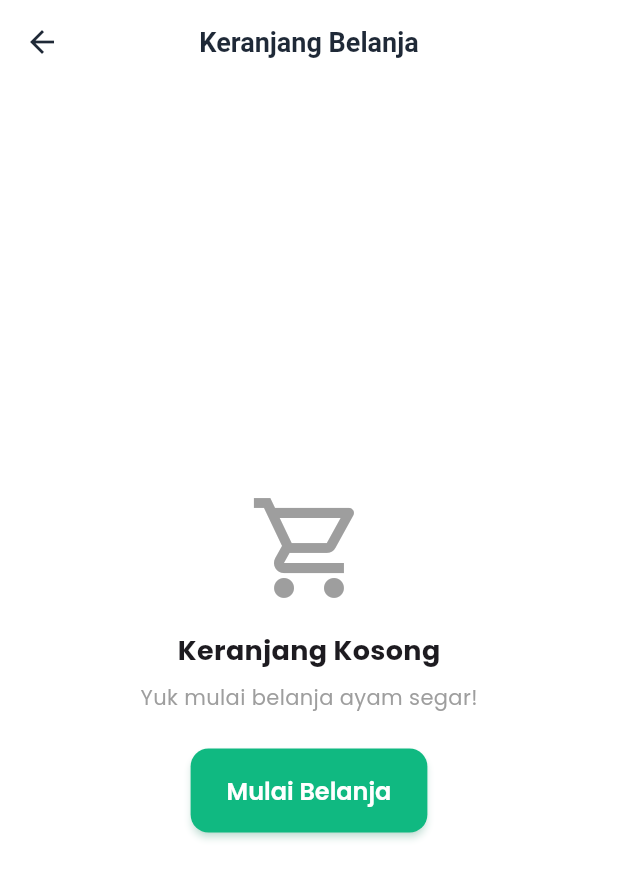
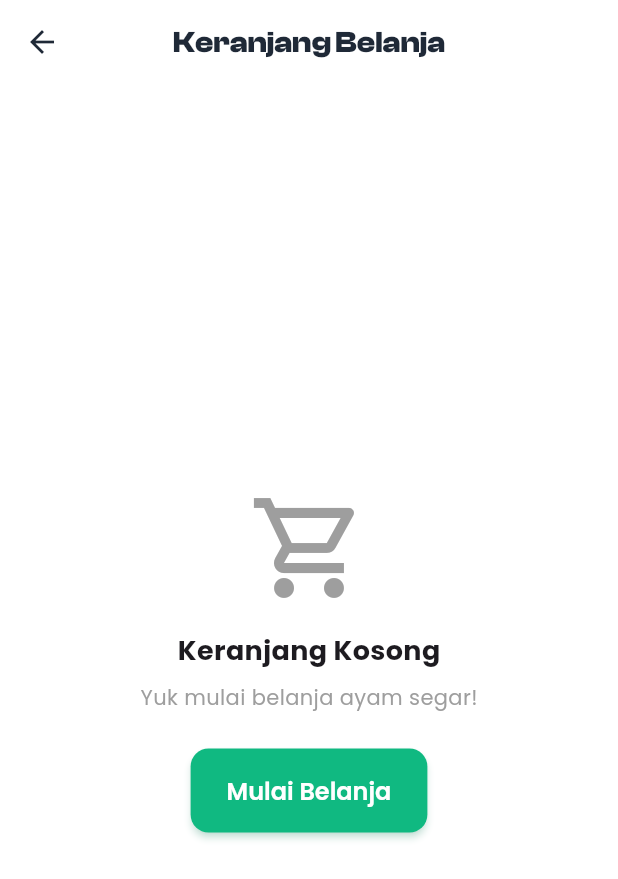
Before and after one commit to mriskisyahputraa2/Aplikasi-PanganKu, a Flutter app: the CartPage screen opened directly, on a phone screen of 412 x 824 dp. Shown: the top 879 px of the screen. Run offline on Flutter 3.47's test engine with Material 3 defaults, Android fonts, the phone set to English and light mode, and no system bars; our stand-ins replace cached_network_image, google_fonts, image_picker, shared_preferences; accounts and stored records are empty; network calls fail.

Commit message:
feat/ menambahakan ui loading logo dan menambhakan font class display

```diff
--- a/lib/core/theme/app_theme.dart
+++ b/lib/core/theme/app_theme.dart
@@ -4,15 +4,12 @@ import 'package:google_fonts/google_fonts.dart';
 class AppTheme {
   // WARNA PANGANKU (Sesuai Web)
   static const Color primary = Color(0xFF10B981); // Hijau Emerald
-  static const Color primaryDark = Color(
-    0xFF047857,
-  ); // Hijau Tua (untuk hover/tekan)
-  static const Color secondary = Color(
-    0xFFECFDF5,
-  ); // Hijau Muda (untuk background item)
+  static const Color primaryDark = Color(0xFF047857); // Hijau Tua
+  static const Color secondary = Color(0xFFECFDF5); // Hijau Muda
   static const Color background = Color(0xFFFFFFFF); // Putih Bersih
-  static const Color textDark = Color(0xFF1F2937); // Abu Gelap (hampir hitam)
-  static const Color textGrey = Color(0xFF6B7280); // Abu-abu teks biasa
+  static const Color textDark = Color(0xFF1F2937); // Abu Gelap
+  static const Color textGrey = Color(0xFF6B7280); // Abu-abu teks
+
   static const Color error = Color(0xFFEF4444); // Merah Error
 
   static ThemeData lightTheme = ThemeData(
@@ -31,34 +28,70 @@ class AppTheme {
       error: error,
     ),
 
-    // Font Default (Poppins)
-    textTheme: GoogleFonts.poppinsTextTheme(),
+    // KONSISTENSI FONT: Clash Display (Judul) + Poppins (Isi)
+    textTheme: GoogleFonts.poppinsTextTheme().copyWith(
+      // Judul Besar (Hero Section, Banner) -> Clash Display
+      displayLarge: const TextStyle(
+        fontFamily: 'ClashDisplay',
+        fontWeight: FontWeight.bold,
+      ),
+      displayMedium: const TextStyle(
+        fontFamily: 'ClashDisplay',
+        fontWeight: FontWeight.bold,
+      ),
+      displaySmall: const TextStyle(
+        fontFamily: 'ClashDisplay',
+        fontWeight: FontWeight.bold,
+      ),
+
+      // Judul Halaman / Section -> Clash Display
+      headlineLarge: const TextStyle(
+        fontFamily: 'ClashDisplay',
+        fontWeight: FontWeight.bold,
+      ),
+      headlineMedium: const TextStyle(
+        fontFamily: 'ClashDisplay',
+        fontWeight: FontWeight.bold,
+      ),
+      headlineSmall: const TextStyle(
+        fontFamily: 'ClashDisplay',
+        fontWeight: FontWeight.bold,
+      ),
+
+      // Judul AppBar / Card Title -> Clash Display
+      titleLarge: const TextStyle(
+        fontFamily: 'ClashDisplay',
+        fontWeight: FontWeight.w600,
+      ),
+
+      // Sisanya (Body text, caption, button) otomatis tetap Poppins dari GoogleFonts
+    ),
 
     // Style AppBar (Header Atas)
     appBarTheme: const AppBarTheme(
       backgroundColor: Colors.white,
-      foregroundColor: textDark, // Warna Teks/Icon AppBar
+      foregroundColor: textDark,
       elevation: 0,
       centerTitle: true,
       titleTextStyle: TextStyle(
+        fontFamily: 'ClashDisplay', // [UPDATE] Judul AppBar pakai Clash Display
         color: textDark,
-        fontSize: 18,
+        fontSize: 20, // Sedikit diperbesar agar gagah
         fontWeight: FontWeight.w600,
       ),
     ),
 
-    // Style Tombol (ElevatedButton) -> Hijau PanganKU
+    // Style Tombol (ElevatedButton)
     elevatedButtonTheme: ElevatedButtonThemeData(
       style: ElevatedButton.styleFrom(
         backgroundColor: primary,
-        foregroundColor: Colors.white, // Teks Putih
+        foregroundColor: Colors.white,
         elevation: 2,
         shadowColor: primary.withOpacity(0.4),
-        shape: RoundedRectangleBorder(
-          borderRadius: BorderRadius.circular(12), // Sudut membulat
-        ),
+        shape: RoundedRectangleBorder(borderRadius: BorderRadius.circular(12)),
         padding: const EdgeInsets.symmetric(vertical: 16, horizontal: 24),
         textStyle: GoogleFonts.poppins(
+          // Tombol tetap Poppins agar jelas terbaca
           fontSize: 16,
           fontWeight: FontWeight.w600,
         ),
@@ -72,13 +105,14 @@ class AppTheme {
         side: const BorderSide(color: primary, width: 1.5),
         shape: RoundedRectangleBorder(borderRadius: BorderRadius.circular(12)),
         padding: const EdgeInsets.symmetric(vertical: 16, horizontal: 24),
+        textStyle: GoogleFonts.poppins(fontWeight: FontWeight.w600),
       ),
     ),
 
-    // Style Input Form (Mirip Web: Abu muda, Fokus Hijau)
+    // Style Input Form
     inputDecorationTheme: InputDecorationTheme(
       filled: true,
-      fillColor: const Color(0xFFF9FAFB), // Gray-50
+      fillColor: const Color(0xFFF9FAFB),
       contentPadding: const EdgeInsets.symmetric(horizontal: 20, vertical: 16),
       border: OutlineInputBorder(
         borderRadius: BorderRadius.circular(12),
@@ -86,7 +120,7 @@ class AppTheme {
       ),
       enabledBorder: OutlineInputBorder(
         borderRadius: BorderRadius.circular(12),
-        borderSide: const BorderSide(color: Color(0xFFE5E7EB)), // Gray-200
+        borderSide: const BorderSide(color: Color(0xFFE5E7EB)),
       ),
       focusedBorder: OutlineInputBorder(
         borderRadius: BorderRadius.circular(12),
@@ -96,8 +130,8 @@ class AppTheme {
         borderRadius: BorderRadius.circular(12),
         borderSide: const BorderSide(color: error),
       ),
-      labelStyle: const TextStyle(color: textGrey),
-      hintStyle: const TextStyle(color: Color(0xFF9CA3AF)),
+      labelStyle: const TextStyle(color: textGrey), // Poppins (Default)
+      hintStyle: const TextStyle(color: Color(0xFF9CA3AF)), // Poppins (Default)
     ),
   );
 }
--- a/lib/main.dart
+++ b/lib/main.dart
@@ -5,9 +5,10 @@
 import 'package:panganku_mobile/providers/product_provider.dart';
 import 'package:panganku_mobile/providers/cart_provider.dart';
 import 'package:panganku_mobile/providers/checkout_provider.dart';
-import 'package:panganku_mobile/ui/pages/auth/login_page.dart';
+// import 'package:panganku_mobile/ui/pages/auth/login_page.dart';
 import 'package:panganku_mobile/providers/order_provider.dart';
 import 'package:panganku_mobile/providers/setting_provider.dart';
+import 'package:panganku_mobile/ui/pages/splash_page.dart';
 
 void main() {
   runApp(
@@ -37,7 +38,8 @@
       title: 'PanganKU',
       debugShowCheckedModeBanner: false,
       theme: AppTheme.lightTheme,
-      home: const LoginPage(), // Arahkan ke Login Page dulu
+      home: const SplashPage(),
+      // home: const LoginPage(), // Arahkan ke Login Page dulu
     );
   }
 }
```
Also changed, not shown: lib/providers/auth_provider.dart (+30 -32 lines), lib/ui/pages/splash_page.dart (added, +209 -0 lines), pubspec.yaml (+8 -0 lines), assets/fonts/ClashDisplay-Bold.otf (added), assets/fonts/ClashDisplay-Medium.otf (added).
